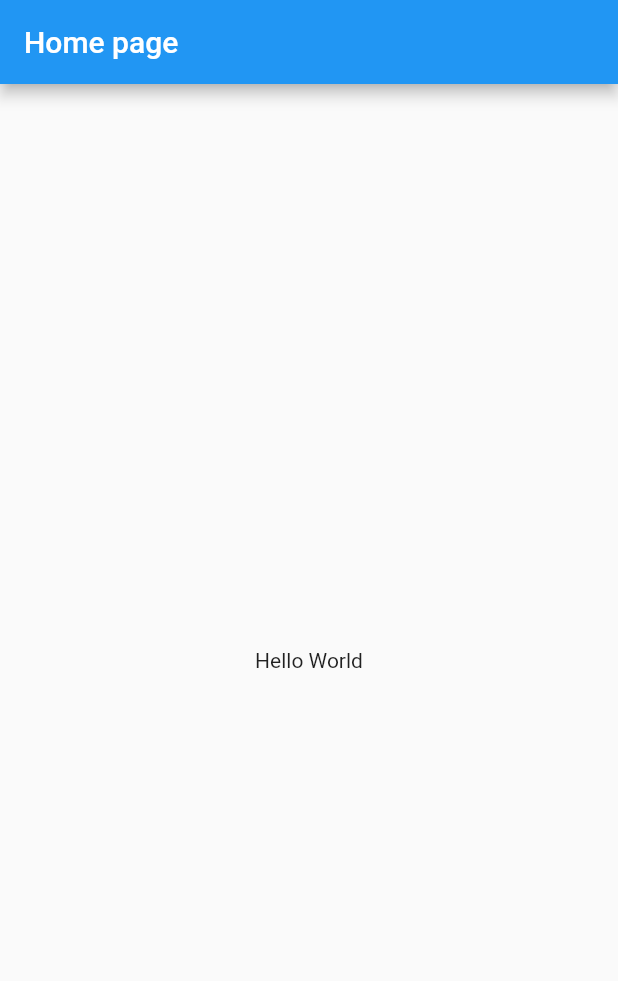
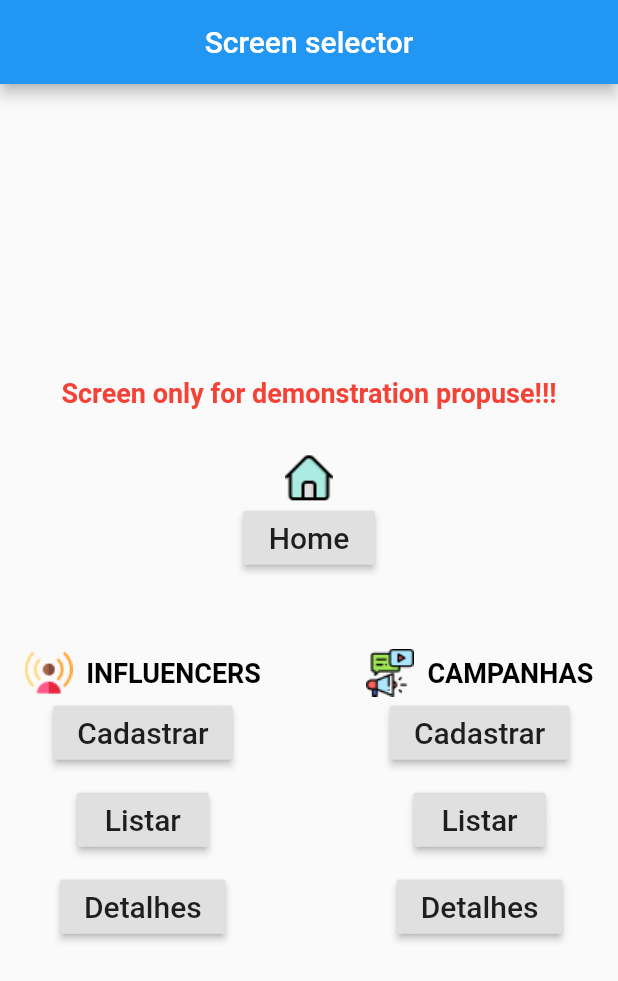
Before and after one commit to cherreram2012/influencer, a Flutter app: the screen it shows after launch, on a phone screen of 412 x 824 dp. Shown: the top 981 px of the screen. Run offline on Flutter 3.47's test engine with Material 2 defaults, Android fonts, the phone set to English and light mode, and no system bars.

Commit message:
navigator widget for <Home, Register, List, Details> screen is ready.

```diff
--- /dev/null
+++ b/lib/SelectorScr.dart
@@ -0,0 +1,161 @@
+import 'package:flutter/material.dart';
+import 'HomeScr.dart';
+import 'InfluencerAddScr.dart';
+import 'CampanhaAddScr.dart';
+import 'InfluencerListScr.dart';
+import 'CampanhaListScr.dart';
+import 'InfluencerDetailScr.dart';
+import 'CampanhaDetailScr.dart';
+
+/*
+ *
+ * Screen widget <Selector>.
+ *
+ */
+class SelectorScreen extends StatelessWidget {
+  final String title;
+
+  /*
+   * Widget constructor.
+   */
+  SelectorScreen({Key key, this.title}) : super(key: key);
+
+  /*
+   * Widget render method.
+   */
+  @override
+  Widget build(BuildContext context) {
+    return Scaffold(
+      appBar: AppBar(
+        title: Center (
+          child: Text(this.title)
+        ),
+      ),
+      body: Center (
+        child: Center (
+          child: Column (
+            mainAxisSize: MainAxisSize.min,
+            children: <Widget> [
+              Text("Screen only for demonstration propuse!!!",
+                style: TextStyle(fontWeight: FontWeight.bold, fontSize: 18, color: Colors.red)
+              ),
+              const SizedBox(height: 30),
+              Image.asset("assets/home.png"),
+              RaisedButton (
+                onPressed: () {
+                  Navigator.push(
+                    context, MaterialPageRoute(
+                      builder: (context) => HomeScreen()
+                    ),
+                  );
+                },
+                child: const Text('Home', style: TextStyle(fontSize: 20)),
+              ),
+              const SizedBox(height: 50),
+              Row (
+                mainAxisSize: MainAxisSize.min,
+                children: <Widget> [
+                  Column (
+                    mainAxisSize: MainAxisSize.min,
+                    children: <Widget> [
+                      Row (
+                        mainAxisSize: MainAxisSize.min,
+                        children: <Widget> [
+                          Image.asset("assets/blogger.png"),
+                          Text("  INFLUENCERS",
+                              style: TextStyle(fontWeight: FontWeight.bold, fontSize: 18, color: Colors.black)
+                          ),
+                        ]
+                      ),
+                      RaisedButton (
+                        onPressed: () {
+                          Navigator.push(
+                            context, MaterialPageRoute(
+                              builder: (context) => InfluencerAddScreen(),
+                            )
+                          );
+                        },
+                        child: const Text('Cadastrar', style: TextStyle(fontSize: 20)),
+                      ),
+                      const SizedBox(height: 10),
+                      RaisedButton (
+                        onPressed: () {
+                          Navigator.push(
+                            context, MaterialPageRoute(
+                              builder: (context) => InfluencerListScreen(),
+                            )
+                          );
+                        },
+                        child: const Text('Listar', style: TextStyle(fontSize: 20)),
+                      ),
+                      const SizedBox(height: 10),
+                      RaisedButton (
+                        onPressed: () {
+                          Navigator.push(
+                            context, MaterialPageRoute(
+                              builder: (context) => InfluencerDetailScreen(),
+                            )
+                          );
+                        },
+                        child: const Text('Detalhes', style: TextStyle(fontSize: 20)),
+                      ),
+                    ]
+                  ),
+                  const SizedBox(width: 70),
+                  Column (
+                      mainAxisSize: MainAxisSize.min,
+                      children: <Widget> [
+                        Row (
+                            mainAxisSize: MainAxisSize.min,
+                            children: <Widget> [
+                              Image.asset("assets/campanha.png"),
+                              Text("  CAMPANHAS",
+                                  style: TextStyle(fontWeight: FontWeight.bold, fontSize: 18, color: Colors.black)
+                              ),
+                            ]
+                        ),
+                        RaisedButton (
+                          onPressed: () {
+                            Navigator.push(
+                              context, MaterialPageRoute(
+                                builder: (context) => CampanhaAddScreen(),
+                              )
+                            );
+                          },
+                          child: const Text('Cadastrar', style: TextStyle(fontSize: 20)),
+                        ),
+                        const SizedBox(height: 10),
+                        RaisedButton (
+                          onPressed: () {
+                            Navigator.push(
+                              context, MaterialPageRoute(
+                                builder: (context) => CampanhaListScreen(),
+                              )
+                            );
+                          },
+                          child: const Text('Listar', style: TextStyle(fontSize: 20)),
+                        ),
+                        const SizedBox(height: 10),
+                        RaisedButton (
+                          onPressed: () {
+                            Navigator.push(
+                              context, MaterialPageRoute(
+                                builder: (context) => CampanhaDetailScreen(),
+                              )
+                            );
+                          },
+                          child: const Text('Detalhes', style: TextStyle(fontSize: 20)),
+                        ),
+                      ]
+                  ),
+                ]
+              ),
+
+
+            ],
+          ),
+        )
+      ),
+    );
+  }
+}
--- a/lib/main.dart
+++ b/lib/main.dart
@@ -1,6 +1,19 @@
 import 'package:flutter/material.dart';
-import 'default.dart';
+import 'SelectorScr.dart';
 
 void main() {
-  runApp(Default());
+  runApp(AppInfluencer());
 }
+
+class AppInfluencer extends StatelessWidget {
+  @override
+  Widget build(BuildContext context) {
+    return MaterialApp(
+      title: 'Hello World Demo Application',
+      theme: ThemeData(
+        primarySwatch: Colors.blue,
+      ),
+      home: SelectorScreen(title: 'Screen selector'),
+    );
+  }
+}
--- a/pubspec.yaml
+++ b/pubspec.yaml
@@ -48,6 +48,10 @@ flutter:
   # assets:
   #   - images/a_dot_burr.jpeg
   #   - images/a_dot_ham.jpeg
+  assets:
+    - assets/blogger.png
+    - assets/campanha.png
+    - assets/home.png
 
   # An image asset can refer to one or more resolution-specific "variants", see
   # https://flutter.dev/assets-and-images/#resolution-aware.
```
Also changed, not shown: lib/CampanhaAddScr.dart (added, +31 -0 lines), lib/CampanhaDetailScr.dart (added, +29 -0 lines), lib/CampanhaListScr.dart (added, +29 -0 lines), lib/HomeScr.dart (added, +29 -0 lines), lib/InfluencerAddScr.dart (added, +29 -0 lines), lib/InfluencerDetailScr.dart (added, +29 -0 lines), lib/InfluencerListScr.dart (added, +29 -0 lines), assets/blogger.png (added), assets/campanha.png (added), assets/home.png (added).
